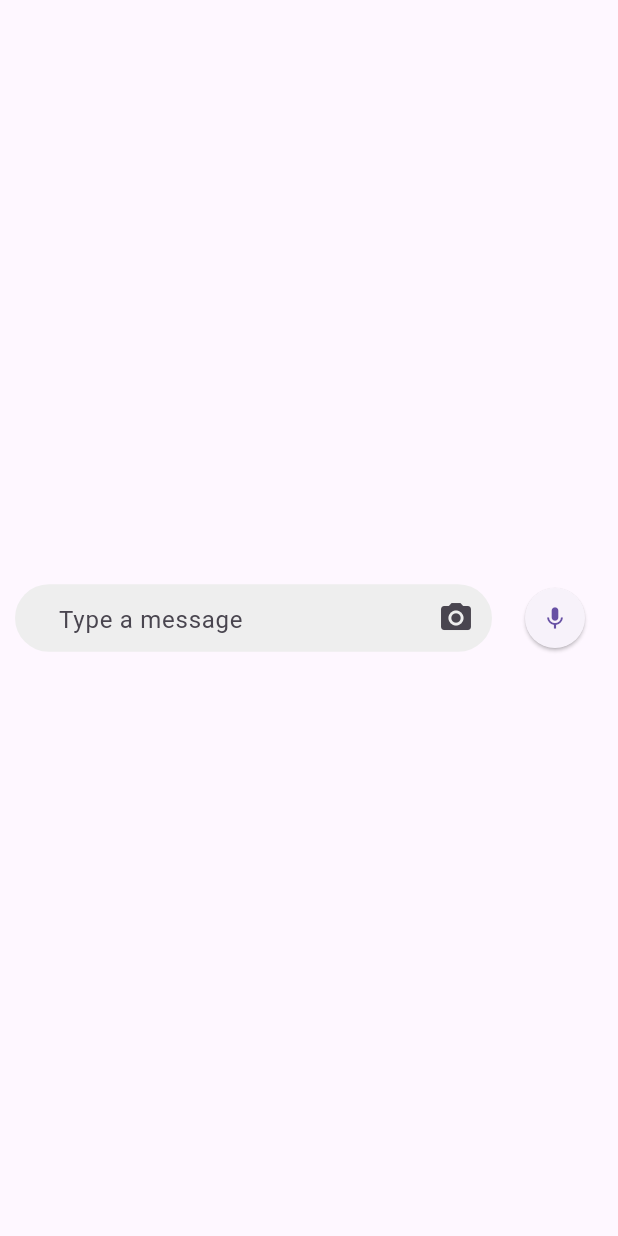
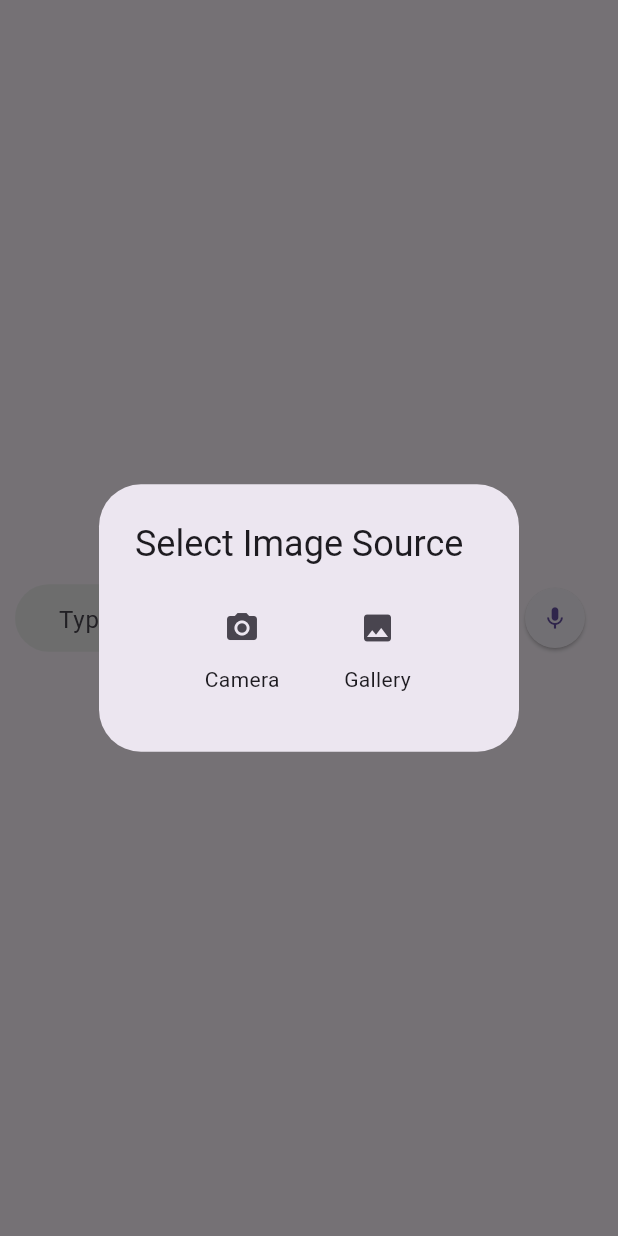
Before and after one commit to Shiba-Kar/micinputtextfield, a Flutter app: the screen it shows after launch, after a tap on the "camera alt" icon, on a phone screen of 412 x 824 dp. Run offline on Flutter 3.47's test engine with Material 3 defaults, Android fonts, the phone set to English and light mode, and no system bars; our stand-ins replace image_picker, loading_animation_widget; missing offline and left inert: record.

Commit message:
image pick opetions and uploading indicator

```diff
--- a/lib/mic_input_textfield.dart
+++ b/lib/mic_input_textfield.dart
@@ -29,7 +29,7 @@ export 'output.dart';
 
 class MicInputTextField extends StatefulWidget {
   /// A callback function that is called when the user sends a message.
-  final Function(Output output) onSend;
+  final Future<bool> Function(Output output) onSend;
 
   /// Creates a [MicInputTextField] widget.
   ///
@@ -56,6 +56,7 @@ class _MicTextFieldState extends State<MicInputTextField>
   StreamSubscription<Amplitude>? _amplitudeSub;
 
   bool _fieldDirty = false;
+  bool isUploading = false;
   File? _image;
   File? _audio;
 
@@ -127,18 +128,20 @@ class _MicTextFieldState extends State<MicInputTextField>
     super.dispose();
   }
 
-  _sendOut() {
-    widget.onSend(Output(
+  Future _sendOut() async {
+    setState(() => isUploading = true);
+    await widget.onSend(Output(
       audio: _audio,
       image: _image,
       message: _textEditCont.text,
     ));
+    setState(() => isUploading = false);
   }
 
   Future<void> send() async {
     if (!_fieldDirty && _image == null) {
     } else {
-      _sendOut();
+      await _sendOut();
       return reset();
     }
     if (_recordState == RecordState.record) {
@@ -205,13 +208,64 @@ class _MicTextFieldState extends State<MicInputTextField>
     }
   }
 
+  Future<bool?> showPicker() async {
+    var res = showDialog<bool?>(
+      context: context,
+      builder: (context) {
+        final height = MediaQuery.of(context).size.height;
+        final width = MediaQuery.of(context).size.width;
+        return AlertDialog(
+          title: const Text("Select Image Source"),
+          content: SizedBox(
+            height: height * 0.1,
+            child: Row(
+              mainAxisAlignment: MainAxisAlignment.center,
+              crossAxisAlignment: CrossAxisAlignment.center,
+              children: [
+                Column(
+                  children: [
+                    IconButton(
+                      onPressed: () => Navigator.of(context).pop(true),
+                      icon: const Icon(Icons.camera_alt),
+                    ),
+                    Text("Camera"),
+                  ],
+                ),
+                SizedBox(width: width * 0.1),
+                Column(
+                  children: [
+                    IconButton(
+                      onPressed: () => Navigator.of(context).pop(false),
+                      icon: const Icon(Icons.image),
+                    ),
+                    Text("Gallery"),
+                  ],
+                ),
+              ],
+            ),
+          ),
+        );
+      },
+    );
+
+    return res;
+  }
+
   void onImageClick() async {
     if (_image != null) {
       removeImage();
       return;
     }
     final ImagePicker picker = ImagePicker();
-    final XFile? image = await picker.pickImage(source: ImageSource.gallery);
+    final XFile? image;
+    final x = await showPicker();
+    if (x == null) return;
+    if (x) {
+      image = await picker.pickImage(source: ImageSource.camera);
+    } else {
+      image = await picker.pickImage(source: ImageSource.gallery);
+    }
+
     if (image == null) return;
     //  logger.d(image.path);
     _image = File(image.path);
@@ -272,11 +326,18 @@ class _MicTextFieldState extends State<MicInputTextField>
                           ),
                         )
                       : IconButton(
-                          onPressed: onImageClick,
+                          onPressed: !isUploading ? onImageClick : null,
                           icon: _image != null
-                              ? CircleAvatar(
-                                  radius: 15.0,
-                                  backgroundImage: FileImage(_image!),
+                              ? Stack(
+                                  children: [
+                                    CircleAvatar(
+                                      radius: 15.0,
+                                      child: isUploading
+                                          ? const CircularProgressIndicator()
+                                          : null,
+                                      backgroundImage: FileImage(_image!),
+                                    ),
+                                  ],
                                 )
                               : const Icon(Icons.camera_alt),
                         ),
@@ -286,8 +347,8 @@ class _MicTextFieldState extends State<MicInputTextField>
           ),
           const SizedBox(width: 10.0),
           ElevatedButton(
-            onPressed: send,
-            onLongPress: () => onAudio(),
+            onPressed: !isUploading ? send : null,
+            onLongPress: !isUploading ? onAudio : null,
             style: ElevatedButton.styleFrom(
               shape: const CircleBorder(),
               padding: const EdgeInsets.all(10.0),
```
Also changed, not shown: example/lib/main.dart (+11 -9 lines), example/pubspec.lock, 3 other files.
